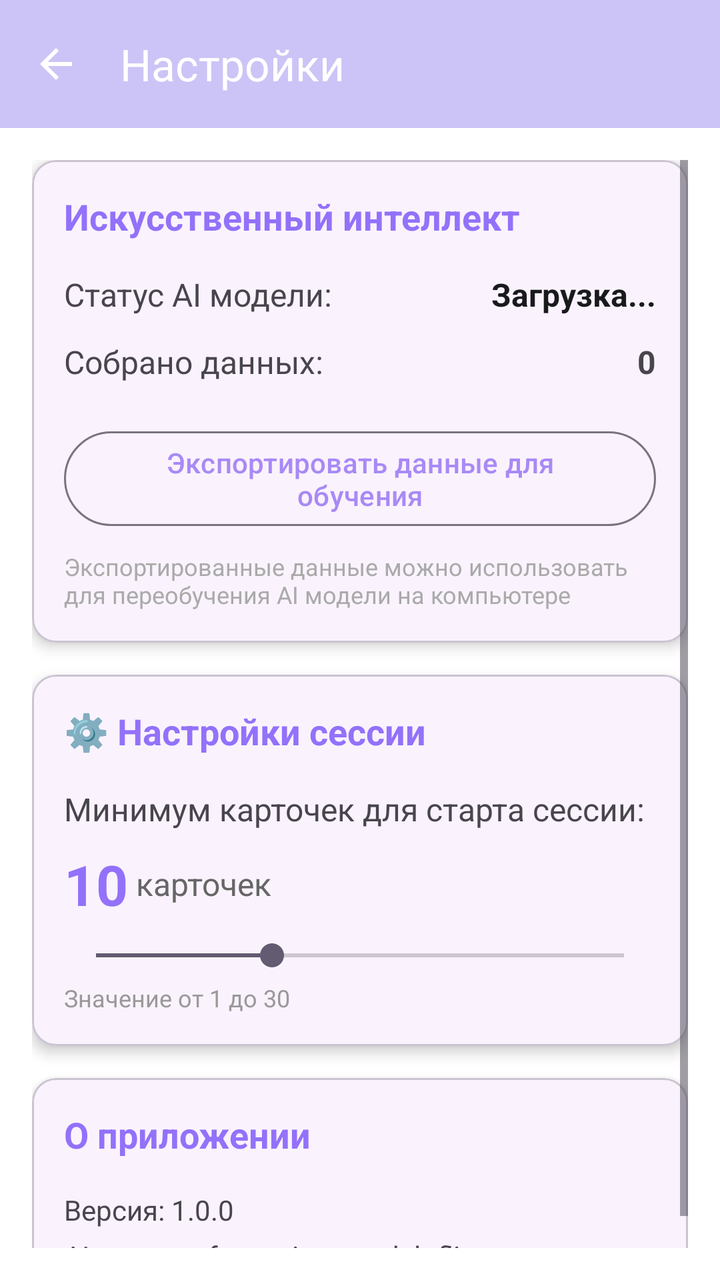
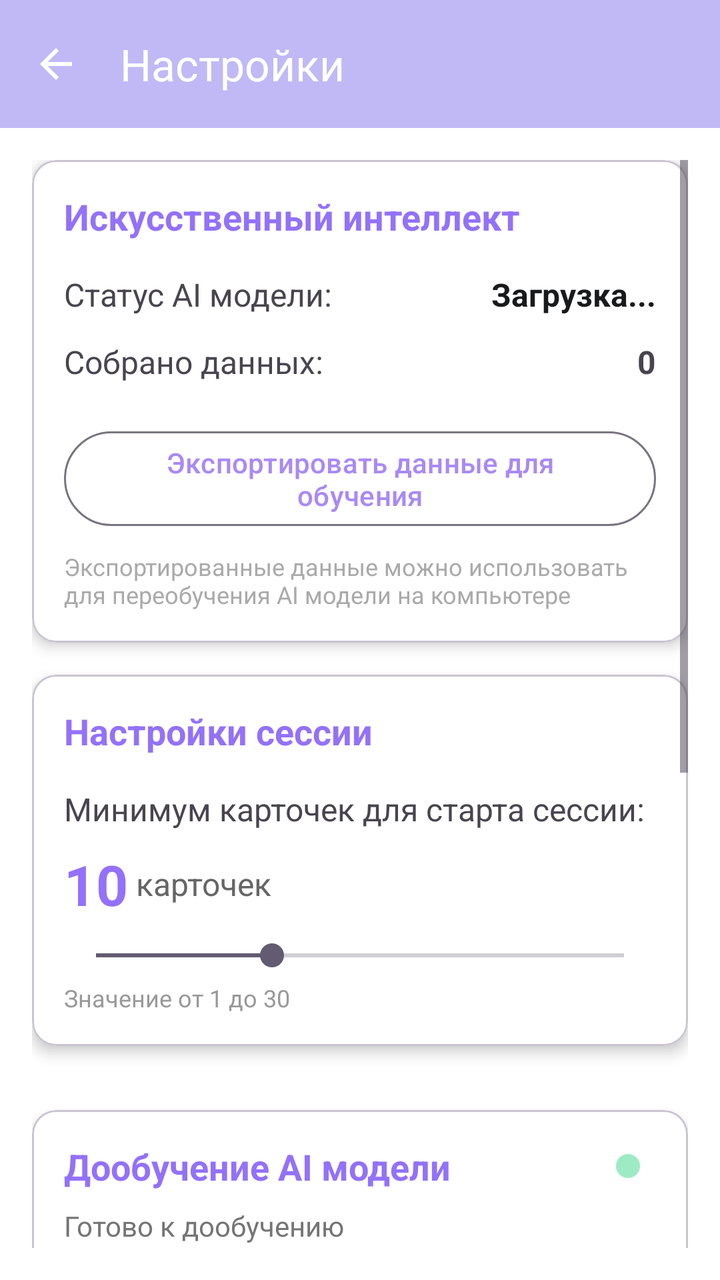

An Android layout rendered at two revisions. The XML below is the earlier revision; the diff shows what the commit changed to produce the second picture.
<!-- AndroidManifest.xml: application theme Theme.CardProject -->
<!-- res/layout/fragment_settings.xml -->
<?xml version="1.0" encoding="utf-8"?>
<LinearLayout xmlns:android="http://schemas.android.com/apk/res/android"
    xmlns:app="http://schemas.android.com/apk/res-auto"
    android:layout_width="match_parent"
    android:layout_height="match_parent"
    android:orientation="vertical"
    android:background="@color/background_light">

    
    <com.google.android.material.appbar.MaterialToolbar
        android:id="@+id/toolbar"
        android:layout_width="match_parent"
        android:layout_height="?attr/actionBarSize"
        android:background="#CBC2B8F6"
        app:title="Настройки"
        app:titleTextColor="@android:color/white"
        app:navigationIcon="@drawable/ic_arrow_back"
        app:navigationContentDescription="@string/navigate_back" />

    <ScrollView
        android:layout_width="match_parent"
        android:layout_height="match_parent"
        android:background="#FFFFFF"
        android:padding="16dp">

        <LinearLayout
            android:layout_width="match_parent"
            android:layout_height="wrap_content"
            android:orientation="vertical">

            
            <com.google.android.material.card.MaterialCardView
                android:layout_width="match_parent"
                android:layout_height="wrap_content"
                android:layout_marginBottom="16dp"
                app:cardCornerRadius="12dp"
                app:cardElevation="4dp">

                <LinearLayout
                    android:layout_width="match_parent"
                    android:layout_height="wrap_content"
                    android:orientation="vertical"
                    android:padding="16dp">

                    <TextView
                        android:layout_width="wrap_content"
                        android:layout_height="wrap_content"
                        android:layout_marginBottom="16dp"
                        android:text="Искусственный интеллект"
                        android:textColor="#9371FA"
                        android:textSize="18sp"
                        android:textStyle="bold" />

                    
                    <LinearLayout
                        android:layout_width="match_parent"
                        android:layout_height="wrap_content"
                        android:layout_marginBottom="12dp"
                        android:gravity="center_vertical"
                        android:orientation="horizontal">

                        <TextView
                            android:layout_width="0dp"
                            android:layout_height="wrap_content"
                            android:layout_weight="1"
                            android:text="Статус AI модели:"
                            android:textSize="16sp" />

                        <TextView
                            android:id="@+id/aiStatusText"
                            android:layout_width="wrap_content"
                            android:layout_height="wrap_content"
                            android:text="Загрузка..."
                            android:textColor="#191A1C"
                            android:textSize="16sp"
                            android:textStyle="bold" />
                    </LinearLayout>

                    
                    <LinearLayout
                        android:layout_width="match_parent"
                        android:layout_height="wrap_content"
                        android:layout_marginBottom="12dp"
                        android:gravity="center_vertical"
                        android:orientation="horizontal">

                        <TextView
                            android:layout_width="0dp"
                            android:layout_height="wrap_content"
                            android:layout_weight="1"
                            android:text="Собрано данных:"
                            android:textSize="16sp" />

                        <TextView
                            android:id="@+id/dataCountText"
                            android:layout_width="wrap_content"
                            android:layout_height="wrap_content"
                            android:text="0"
                            android:textSize="16sp"
                            android:textStyle="bold" />
                    </LinearLayout>

                    
                    <com.google.android.material.button.MaterialButton
                        android:id="@+id/exportDataButton"
                        style="@style/Widget.Material3.Button.OutlinedButton"
                        android:layout_width="match_parent"
                        android:layout_height="wrap_content"
                        android:layout_marginTop="8dp"
                        android:text="Экспортировать данные для обучения"
                        android:textColor="#A989F6" />

                    <TextView
                        android:layout_width="match_parent"
                        android:layout_height="wrap_content"
                        android:layout_marginTop="8dp"
                        android:text="Экспортированные данные можно использовать для переобучения AI модели на компьютере"
                        android:textColor="@android:color/darker_gray"
                        android:textSize="12sp" />

                </LinearLayout>
            </com.google.android.material.card.MaterialCardView>

            
            
            
            
            
            
            

            
            
            
            
            

            
            
            
            
            
            
            
            

            
            
            
            
            
            
            

            
            
            
            
            
            

            
            
            
            
            
            
            

            
            
            
            
            
            
            

            
            
            
            
            
            
            

            
            
            
            
            
            

            
            
            
            
            
            
            
            
            

            
            
            <com.google.android.material.card.MaterialCardView
                android:layout_width="match_parent"
                android:layout_height="wrap_content"
                android:layout_marginBottom="16dp"
                app:cardCornerRadius="12dp"
                app:cardElevation="4dp">

                <LinearLayout
                    android:layout_width="match_parent"
                    android:layout_height="wrap_content"
                    android:orientation="vertical"
                    android:padding="16dp">

                    <TextView
                        android:layout_width="wrap_content"
                        android:layout_height="wrap_content"
                        android:layout_marginBottom="16dp"
                        android:text="⚙️ Настройки сессии"
                        android:textColor="#9371FA"
                        android:textSize="18sp"
                        android:textStyle="bold" />

                    
                    <TextView
                        android:layout_width="wrap_content"
                        android:layout_height="wrap_content"
                        android:layout_marginBottom="8dp"
                        android:text="Минимум карточек для старта сессии:"
                        android:textSize="16sp" />

                    <LinearLayout
                        android:layout_width="match_parent"
                        android:layout_height="wrap_content"
                        android:gravity="center_vertical"
                        android:orientation="horizontal"
                        android:layout_marginBottom="4dp">

                        <TextView
                            android:id="@+id/minCardsValue"
                            android:layout_width="wrap_content"
                            android:layout_height="wrap_content"
                            android:text="10"
                            android:textSize="28sp"
                            android:textStyle="bold"
                            android:textColor="#9371FA" />

                        <TextView
                            android:layout_width="wrap_content"
                            android:layout_height="wrap_content"
                            android:layout_marginStart="4dp"
                            android:text="карточек"
                            android:textSize="16sp"
                            android:textColor="#666666" />

                    </LinearLayout>

                    <SeekBar
                        android:id="@+id/minCardsSeekBar"
                        android:layout_width="match_parent"
                        android:layout_height="wrap_content"
                        android:max="30"
                        android:progress="10"
                        android:layout_marginTop="4dp" />

                    <TextView
                        android:layout_width="wrap_content"
                        android:layout_height="wrap_content"
                        android:layout_marginTop="4dp"
                        android:text="Значение от 1 до 30"
                        android:textSize="12sp"
                        android:textColor="#999999" />

                </LinearLayout>
            </com.google.android.material.card.MaterialCardView>
            
            <com.google.android.material.card.MaterialCardView
                android:layout_width="match_parent"
                android:layout_height="wrap_content"
                app:cardCornerRadius="12dp"
                app:cardElevation="4dp">

                <LinearLayout
                    android:layout_width="match_parent"
                    android:layout_height="wrap_content"
                    android:orientation="vertical"
                    android:padding="16dp">

                    <TextView
                        android:layout_width="wrap_content"
                        android:layout_height="wrap_content"
                        android:layout_marginBottom="16dp"
                        android:text="О приложении"
                        android:textColor="#9371FA"
                        android:textSize="18sp"
                        android:textStyle="bold" />

                    <TextView
                        android:layout_width="wrap_content"
                        android:layout_height="wrap_content"
                        android:layout_marginBottom="4dp"
                        android:text="Версия: 1.0.0"
                        android:textSize="14sp" />

                    <TextView
                        android:layout_width="wrap_content"
                        android:layout_height="wrap_content"
                        android:layout_marginBottom="4dp"
                        android:text="AI модель: forgetting_model.tflite"
                        android:textSize="14sp" />

                    
                    
                    
                    
                    
                    

                </LinearLayout>
            </com.google.android.material.card.MaterialCardView>

        </LinearLayout>
    </ScrollView>

</LinearLayout>
<!-- resources referenced by this layout -->
<resources>
  <color name="background_light">#F5F5F5</color>
  <!-- drawable ic_arrow_back (drawable) -->
  <vector xmlns:android="http://schemas.android.com/apk/res/android"
      android:width="24dp"
      android:height="24dp"
      android:viewportWidth="24"
      android:viewportHeight="24"
      android:tint="@android:color/white">
      <path
          android:fillColor="@android:color/white"
          android:pathData="M20,11H7.83l5.59,-5.59L12,4l-8,8 8,8 1.41,-1.41L7.83,13H20v-2z"/>
  </vector>
  <string name="navigate_back">Назад</string>
  <style name="Theme.CardProject" parent="Base.Theme.CardProject" />
  <style name="Base.Theme.CardProject" parent="Theme.Material3.DayNight.NoActionBar">
          <item name="colorPrimary">#508379C5</item>
          <item name="colorPrimaryVariant">#504C36F4</item>
          <item name="colorOnPrimary">@color/white</item>
          
          <item name="colorPrimarySurface">@color/your_primary_color</item>
      </style>
  <color name="white">#FFFFFFFF</color>
  <color name="your_primary_color">#504C36F4</color>
</resources>

<!-- the commit's change to res/layout/fragment_settings.xml (unified diff, before → after) -->
@@ -11,7 +11,7 @@
         android:id="@+id/toolbar"
         android:layout_width="match_parent"
         android:layout_height="?attr/actionBarSize"
-        android:background="#CBC2B8F6"
+        android:background="?attr/colorPrimarySurface"
         app:title="Настройки"
         app:titleTextColor="@android:color/white"
         app:navigationIcon="@drawable/ic_arrow_back"
@@ -39,6 +39,7 @@
                 <LinearLayout
                     android:layout_width="match_parent"
                     android:layout_height="wrap_content"
+                    android:background="@color/FFFFFF"
                     android:orientation="vertical"
                     android:padding="16dp">
 
@@ -212,6 +213,7 @@
                 <LinearLayout
                     android:layout_width="match_parent"
                     android:layout_height="wrap_content"
+                    android:background="@color/FFFFFF"
                     android:orientation="vertical"
                     android:padding="16dp">
 
@@ -219,7 +221,7 @@
                         android:layout_width="wrap_content"
                         android:layout_height="wrap_content"
                         android:layout_marginBottom="16dp"
-                        android:text="⚙️ Настройки сессии"
+                        android:text="Настройки сессии"
                         android:textColor="#9371FA"
                         android:textSize="18sp"
                         android:textStyle="bold" />
@@ -235,26 +237,26 @@
                     <LinearLayout
                         android:layout_width="match_parent"
                         android:layout_height="wrap_content"
+                        android:layout_marginBottom="4dp"
                         android:gravity="center_vertical"
-                        android:orientation="horizontal"
-                        android:layout_marginBottom="4dp">
+                        android:orientation="horizontal">
 
                         <TextView
                             android:id="@+id/minCardsValue"
                             android:layout_width="wrap_content"
                             android:layout_height="wrap_content"
                             android:text="10"
+                            android:textColor="#9371FA"
                             android:textSize="28sp"
-                            android:textStyle="bold"
-                            android:textColor="#9371FA" />
+                            android:textStyle="bold" />
 
                         <TextView
                             android:layout_width="wrap_content"
                             android:layout_height="wrap_content"
                             android:layout_marginStart="4dp"
                             android:text="карточек"
-                            android:textSize="16sp"
-                            android:textColor="#666666" />
+                            android:textColor="#666666"
+                            android:textSize="16sp" />
 
                     </LinearLayout>
 
@@ -262,21 +264,245 @@
                         android:id="@+id/minCardsSeekBar"
                         android:layout_width="match_parent"
                         android:layout_height="wrap_content"
+                        android:layout_marginTop="4dp"
                         android:max="30"
-                        android:progress="10"
-                        android:layout_marginTop="4dp" />
+                        android:progress="10" />
 
                     <TextView
                         android:layout_width="wrap_content"
                         android:layout_height="wrap_content"
                         android:layout_marginTop="4dp"
                         android:text="Значение от 1 до 30"
-                        android:textSize="12sp"
-                        android:textColor="#999999" />
+                        android:textColor="#999999"
+                        android:textSize="12sp" />
 
                 </LinearLayout>
             </com.google.android.material.card.MaterialCardView>
-            
+            <com.google.android.material.card.MaterialCardView
+                android:id="@+id/fineTuneCard"
+                android:layout_width="match_parent"
+                android:layout_height="wrap_content"
+                android:layout_marginTop="16dp"
+                android:layout_marginBottom="16dp"
+                app:cardCornerRadius="12dp"
+                app:cardElevation="4dp">
+
+                <LinearLayout
+                    android:layout_width="match_parent"
+                    android:layout_height="wrap_content"
+                    android:background="@color/FFFFFF"
+                    android:orientation="vertical"
+                    android:padding="16dp">
+
+                    <LinearLayout
+                        android:layout_width="match_parent"
+                        android:layout_height="wrap_content"
+                        android:gravity="center_vertical"
+                        android:orientation="horizontal">
+
+                        <TextView
+                            android:layout_width="0dp"
+                            android:layout_height="wrap_content"
+                            android:layout_weight="1"
+                            android:text="Дообучение AI модели"
+                            android:textColor="#9371FA"
+                            android:textSize="18sp"
+                            android:textStyle="bold" />
+
+                        
+                        <View
+                            android:id="@+id/fineTuneStatusDot"
+                            android:layout_width="12dp"
+                            android:layout_height="12dp"
+                            android:layout_marginEnd="8dp"
+                            android:background="@drawable/circle_green" />
+
+                    </LinearLayout>
+
+                    
+                    <TextView
+                        android:id="@+id/fineTuneStatusText"
+                        android:layout_width="wrap_content"
+                        android:layout_height="wrap_content"
+                        android:layout_marginTop="8dp"
+                        android:text="Готово к дообучению"
+                        android:textColor="@color/gray_600"
+                        android:textSize="14sp" />
+
+                    
+                    <LinearLayout
+                        android:layout_width="match_parent"
+                        android:layout_height="wrap_content"
+                        android:layout_marginTop="8dp"
+                        android:gravity="center_vertical"
+                        android:orientation="horizontal">
+
+                        <TextView
+                            android:layout_width="0dp"
+                            android:layout_height="wrap_content"
+                            android:layout_weight="1"
+                            android:text="Логов на сервере:"
+                            android:textSize="14sp" />
+
+                        <TextView
+                            android:id="@+id/serverLogsCountText"
+                            android:layout_width="wrap_content"
+                            android:layout_height="wrap_content"
+                            android:text="0"
+                            android:textColor="#9371FA"
+                            android:textSize="14sp"
+                            android:textStyle="bold" />
+
+                    </LinearLayout>
+
+                    
+                    <LinearLayout
+                        android:id="@+id/fineTuneProgressLayout"
+                        android:layout_width="match_parent"
+                        android:layout_height="wrap_content"
+                        android:layout_marginTop="8dp"
+                        android:orientation="vertical"
+                        android:visibility="gone">
+
+                        <TextView
+                            android:id="@+id/fineTuneProgressText"
+                            android:layout_width="wrap_content"
+                            android:layout_height="wrap_content"
+                            android:text="Дообучение: 0%"
+                            android:textColor="#9371FA"
+                            android:textSize="14sp" />
+
+                        <ProgressBar
+                            android:id="@+id/fineTuneProgressBar"
+                            style="?android:attr/progressBarStyleHorizontal"
+                            android:layout_width="match_parent"
+                            android:layout_height="8dp"
+                            android:layout_marginTop="4dp"
+                            android:max="100"
+                            android:progress="0"
+                            android:progressTint="#9371FA" />
+
+                    </LinearLayout>
+
+                    
+                    <com.google.android.material.button.MaterialButton
+                        android:id="@+id/fineTuneButton"
+                        android:layout_width="match_parent"
+                        android:layout_height="wrap_content"
+                        android:layout_marginTop="12dp"
+                        android:text="Запустить дообучение"
+                        android:textColor="@android:color/white"
+                        app:cornerRadius="8dp" />
+
+                    
+                    <com.google.android.material.button.MaterialButton
+                        android:id="@+id/checkUpdatesButton"
+                        style="@style/Widget.Material3.Button.OutlinedButton"
+                        android:layout_width="match_parent"
+                        android:layout_height="wrap_content"
+                        android:layout_marginTop="8dp"
+                        android:text="Проверить обновления модели"
+                        android:textColor="#9371FA"
+                        app:cornerRadius="8dp" />
+
+                    <TextView
+                        android:layout_width="match_parent"
+                        android:layout_height="wrap_content"
+                        android:layout_marginTop="8dp"
+                        android:text="Требуется интернет-соединение. Дообучение занимает 1-3 минуты."
+                        android:textColor="@android:color/darker_gray"
+                        android:textSize="12sp" />
+
+                </LinearLayout>
+            </com.google.android.material.card.MaterialCardView>
+            <com.google.android.material.card.MaterialCardView
+                android:layout_width="match_parent"
+                android:layout_height="wrap_content"
+                android:layout_marginBottom="16dp"
+                app:cardCornerRadius="12dp"
+                app:cardElevation="4dp">
+
+                <LinearLayout
+                    android:layout_width="match_parent"
+                    android:layout_height="wrap_content"
+                    android:background="@color/FFFFFF"
+                    android:orientation="vertical"
+                    android:padding="16dp">
+
+                    <TextView
+                        android:layout_width="wrap_content"
+                        android:layout_height="wrap_content"
+                        android:layout_marginBottom="12dp"
+                        android:text="Цветовая схема"
+                        android:textColor="#9371FA"
+                        android:textSize="18sp"
+                        android:textStyle="bold" />
+
+                    <LinearLayout
+                        android:layout_width="match_parent"
+                        android:layout_height="wrap_content"
+                        android:gravity="center"
+                        android:orientation="horizontal">
+
+                        
+                        <View
+                            android:id="@+id/colorPurple"
+                            android:layout_width="40dp"
+                            android:layout_height="40dp"
+                            android:layout_margin="4dp"
+                            android:background="@drawable/circle_purple"
+                            android:backgroundTint="#AE99FA"
+                            android:clickable="true"
+                            android:focusable="true" />
+
+                        
+                        <View
+                            android:id="@+id/colorBlue"
+                            android:layout_width="40dp"
+                            android:layout_height="40dp"
+                            android:layout_margin="4dp"
+                            android:background="@drawable/circle_blue"
+                            android:backgroundTint="#A6BFF6"
+                            android:clickable="true"
+                            android:focusable="true" />
+
+                        
+                        <View
+                            android:id="@+id/colorGreen"
+                            android:layout_width="40dp"
+                            android:layout_height="40dp"
+                            android:layout_margin="4dp"
+                            android:background="@drawable/circle_green"
+                            android:backgroundTint="#9CEBC4"
+                            android:clickable="true"
+                            android:focusable="true" />
+
+                        
+                        <View
+                            android:id="@+id/colorOrange"
+                            android:layout_width="40dp"
+                            android:layout_height="40dp"
+                            android:layout_margin="4dp"
+                            android:background="@drawable/circle_orange"
+                            android:backgroundTint="#FB6334"
+                            android:clickable="true"
+                            android:focusable="true" />
+
+                        
+                        <View
+                            android:id="@+id/colorPink"
+                            android:layout_width="40dp"
+                            android:layout_height="40dp"
+                            android:layout_margin="4dp"
+                            android:background="@drawable/circle_pink"
+                            android:backgroundTint="#FF6A83"
+                            android:clickable="true"
+                            android:focusable="true" />
+
+                    </LinearLayout>
+
+                </LinearLayout>
+            </com.google.android.material.card.MaterialCardView>
             <com.google.android.material.card.MaterialCardView
                 android:layout_width="match_parent"
                 android:layout_height="wrap_content"
@@ -286,6 +512,7 @@
                 <LinearLayout
                     android:layout_width="match_parent"
                     android:layout_height="wrap_content"
+                    android:background="@color/FFFFFF"
                     android:orientation="vertical"
                     android:padding="16dp">
 
<!-- resource entries referenced after the edit -->
@@ -1,6 +1,51 @@
 <!-- resources referenced by this layout -->
 <resources>
+  <color name="FFFFFF">#FFFFFF</color>
   <color name="background_light">#F5F5F5</color>
+  <color name="gray_600">#FF757575</color>
+  <!-- drawable circle_blue (drawable) -->
+  <?xml version="1.0" encoding="utf-8"?>
+  <shape xmlns:android="http://schemas.android.com/apk/res/android"
+      android:shape="oval">
+      <solid android:color="#A6BFF6" />
+      <size
+          android:width="40dp"
+          android:height="40dp" />
+  </shape>
+  <!-- drawable circle_green (drawable) -->
+  <?xml version="1.0" encoding="utf-8"?>
+  <shape xmlns:android="http://schemas.android.com/apk/res/android"
+      android:shape="oval">
+      <solid android:color="#9CEBC4" />
+      <size
+          android:width="12dp"
+          android:height="12dp" />
+  </shape>
+  <!-- drawable circle_orange (drawable) -->
+  <?xml version="1.0" encoding="utf-8"?>
+  <shape xmlns:android="http://schemas.android.com/apk/res/android"
+      android:shape="oval">
+      <solid android:color="#FB6334" />
+      <size android:width="12dp" android:height="12dp" />
+  </shape>
+  <!-- drawable circle_pink (drawable) -->
+  <?xml version="1.0" encoding="utf-8"?>
+  <shape xmlns:android="http://schemas.android.com/apk/res/android"
+      android:shape="oval">
+      <solid android:color="#FF6A83" />
+      <size
+          android:width="40dp"
+          android:height="40dp" />
+  </shape>
+  <!-- drawable circle_purple (drawable) -->
+  <?xml version="1.0" encoding="utf-8"?>
+  <shape xmlns:android="http://schemas.android.com/apk/res/android"
+      android:shape="oval">
+      <solid android:color="#AE99FA" />
+      <size
+          android:width="40dp"
+          android:height="40dp" />
+  </shape>
   <!-- drawable ic_arrow_back (drawable) -->
   <vector xmlns:android="http://schemas.android.com/apk/res/android"
       android:width="24dp"
@@ -19,6 +64,7 @@
           <item name="colorPrimaryVariant">#504C36F4</item>
           <item name="colorOnPrimary">@color/white</item>
           
+  
           <item name="colorPrimarySurface">@color/your_primary_color</item>
       </style>
   <color name="white">#FFFFFFFF</color>
